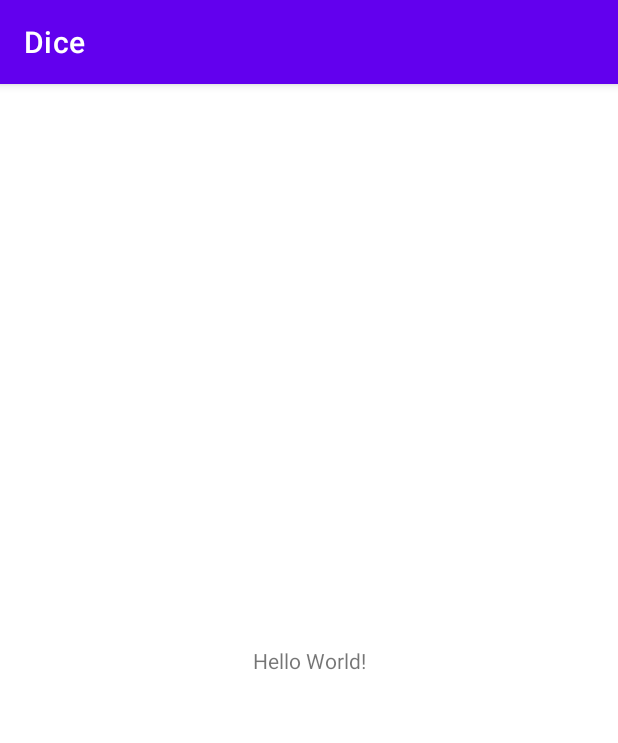
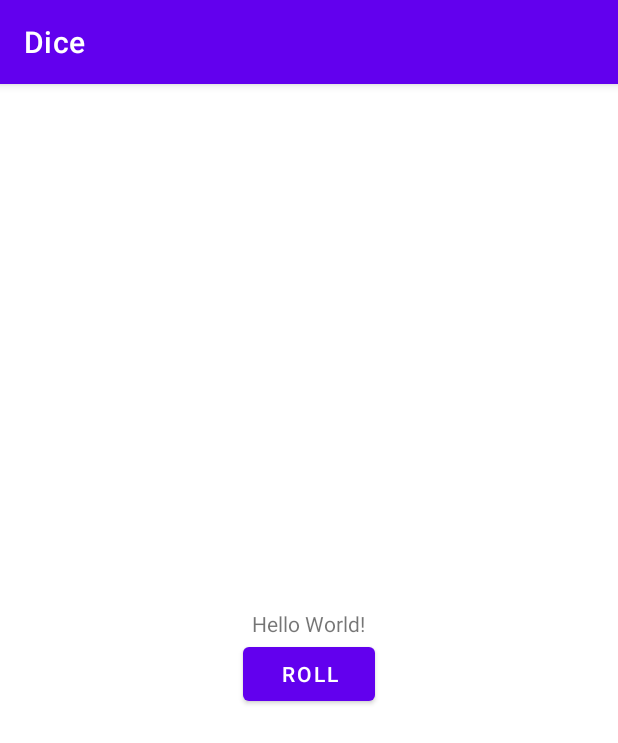
Before and after one commit to te9yie/android-Dice, an Android app: the screen it shows after launch (MainActivity), on a phone screen of 412 x 824 dp. Shown: the top 743 px of the screen. Run offline under Robolectric (Android 15) with nearby library versions, the phone set to English and light mode, and no system bars.

Commit message:
add Button

```diff
--- a/app/src/main/java/com/example/dice/MainActivity.kt
+++ b/app/src/main/java/com/example/dice/MainActivity.kt
@@ -2,10 +2,15 @@ package com.example.dice
 
 import androidx.appcompat.app.AppCompatActivity
 import android.os.Bundle
+import android.widget.Button
+import android.widget.Toast
 
 class MainActivity : AppCompatActivity() {
     override fun onCreate(savedInstanceState: Bundle?) {
         super.onCreate(savedInstanceState)
         setContentView(R.layout.activity_main)
+
+        val rollButton = findViewById<Button>(R.id.roll_button)
+        rollButton.setOnClickListener { Toast.makeText(this, "Rolled", Toast.LENGTH_SHORT).show() }
     }
 }
--- a/app/src/main/res/layout/activity_main.xml
+++ b/app/src/main/res/layout/activity_main.xml
@@ -1,18 +1,24 @@
 <?xml version="1.0" encoding="utf-8"?>
-<androidx.constraintlayout.widget.ConstraintLayout xmlns:android="http://schemas.android.com/apk/res/android"
-    xmlns:app="http://schemas.android.com/apk/res-auto"
+<LinearLayout xmlns:android="http://schemas.android.com/apk/res/android"
     xmlns:tools="http://schemas.android.com/tools"
     android:layout_width="match_parent"
-    android:layout_height="match_parent"
+    android:layout_height="wrap_content"
+    android:layout_gravity="center_vertical"
+    android:orientation="vertical"
     tools:context=".MainActivity">
 
     <TextView
+        android:id="@+id/result_text"
         android:layout_width="wrap_content"
         android:layout_height="wrap_content"
-        android:text="Hello World!"
-        app:layout_constraintBottom_toBottomOf="parent"
-        app:layout_constraintEnd_toEndOf="parent"
-        app:layout_constraintStart_toStartOf="parent"
-        app:layout_constraintTop_toTopOf="parent" />
+        android:layout_gravity="center_horizontal"
+        android:text="Hello World!" />
 
-</androidx.constraintlayout.widget.ConstraintLayout>
+    <Button
+        android:id="@+id/roll_button"
+        android:layout_width="wrap_content"
+        android:layout_height="wrap_content"
+        android:layout_gravity="center_horizontal"
+        android:text="@string/roll_label" />
+
+</LinearLayout>
--- a/app/src/main/res/values/strings.xml
+++ b/app/src/main/res/values/strings.xml
@@ -1,3 +1,4 @@
 <resources>
     <string name="app_name">Dice</string>
+    <string name="roll_label">Roll</string>
 </resources>
```
